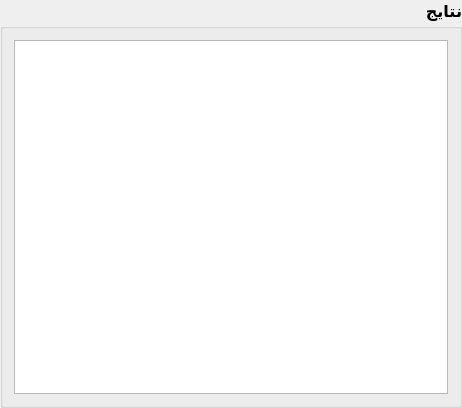
Before: the Qt Designer form behinesazan/gas/station/software/view/Result/ui/Result.ui in mhsh88/qtdesigner, drawn with Qt 5.
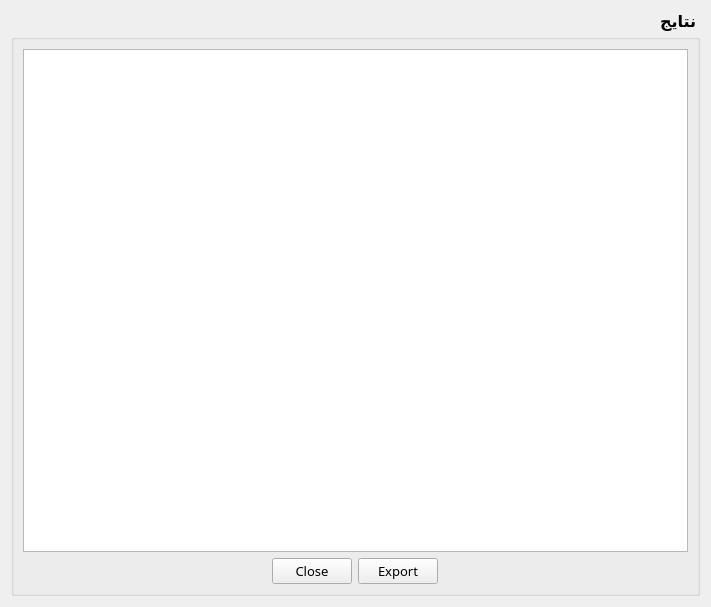
After: the same form once the commit is applied. Icons and pictures are not drawn.

Commit message: configuring result for excel export and showing results

```diff
--- a/behinesazan/gas/station/software/view/Result/ui/Result.ui
+++ b/behinesazan/gas/station/software/view/Result/ui/Result.ui
@@ -1,35 +1,107 @@
 <?xml version="1.0" encoding="UTF-8"?>
 <ui version="4.0">
- <class>result_box</class>
- <widget class="QGroupBox" name="result_box">
+ <class>Form</class>
+ <widget class="QWidget" name="Form">
   <property name="geometry">
    <rect>
     <x>0</x>
     <y>0</y>
-    <width>462</width>
-    <height>408</height>
+    <width>711</width>
+    <height>607</height>
    </rect>
   </property>
-  <property name="font">
-   <font>
-    <family>B Mitra</family>
-    <pointsize>12</pointsize>
-    <weight>75</weight>
-    <bold>true</bold>
-   </font>
-  </property>
   <property name="windowTitle">
    <string>GroupBox</string>
   </property>
-  <property name="title">
-   <string>نتایج</string>
+  <property name="windowIcon">
+   <iconset resource="../../../../../../../svgfile.qrc">
+    <normaloff>:/icon/heater.svg</normaloff>:/icon/heater.svg</iconset>
   </property>
-  <property name="alignment">
-   <set>Qt::AlignRight|Qt::AlignTrailing|Qt::AlignVCenter</set>
-  </property>
-  <layout class="QHBoxLayout" name="horizontalLayout">
-   <item>
-    <widget class="QPlainTextEdit" name="plainTextEdit"/>
+  <layout class="QGridLayout" name="gridLayout">
+   <item row="0" column="0">
+    <widget class="QGroupBox" name="groupBox">
+     <property name="font">
+      <font>
+       <family>B Mitra</family>
+       <pointsize>12</pointsize>
+       <weight>75</weight>
+       <bold>true</bold>
+      </font>
+     </property>
+     <property name="layoutDirection">
+      <enum>Qt::RightToLeft</enum>
+     </property>
+     <property name="title">
+      <string>نتایج</string>
+     </property>
+     <layout class="QGridLayout" name="gridLayout_2">
+      <item row="1" column="0">
+       <layout class="QHBoxLayout" name="horizontalLayout">
+        <item>
+         <spacer name="horizontalSpacer_2">
+          <property name="orientation">
+           <enum>Qt::Horizontal</enum>
+          </property>
+          <property name="sizeHint" stdset="0">
+           <size>
+            <width>40</width>
+            <height>20</height>
+           </size>
+          </property>
+         </spacer>
+        </item>
+        <item>
+         <widget class="QPushButton" name="export_button">
+          <property name="font">
+           <font>
+            <pointsize>10</pointsize>
+            <weight>50</weight>
+            <bold>false</bold>
+           </font>
+          </property>
+          <property name="text">
+           <string>Export</string>
+          </property>
+         </widget>
+        </item>
+        <item>
+         <widget class="QPushButton" name="close_button">
+          <property name="font">
+           <font>
+            <pointsize>10</pointsize>
+            <weight>50</weight>
+            <bold>false</bold>
+           </font>
+          </property>
+          <property name="text">
+           <string>Close</string>
+          </property>
+         </widget>
+        </item>
+        <item>
+         <spacer name="horizontalSpacer">
+          <property name="orientation">
+           <enum>Qt::Horizontal</enum>
+          </property>
+          <property name="sizeHint" stdset="0">
+           <size>
+            <width>40</width>
+            <height>20</height>
+           </size>
+          </property>
+         </spacer>
+        </item>
+       </layout>
+      </item>
+      <item row="0" column="0">
+       <widget class="QTextEdit" name="result_text">
+        <property name="locale">
+         <locale language="Persian" country="Iran"/>
+        </property>
+       </widget>
+      </item>
+     </layout>
+    </widget>
    </item>
   </layout>
  </widget>
```
Left out of the diff: 6 changed lines with no effect on the pictures. The commit also changes 9 other files.
